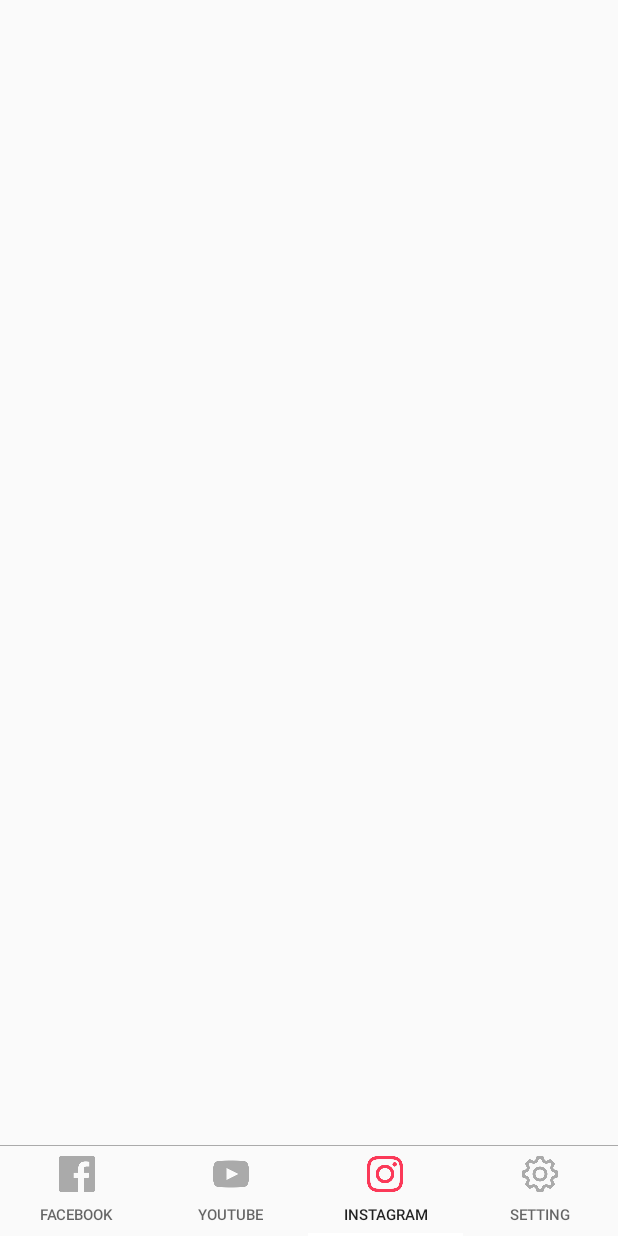
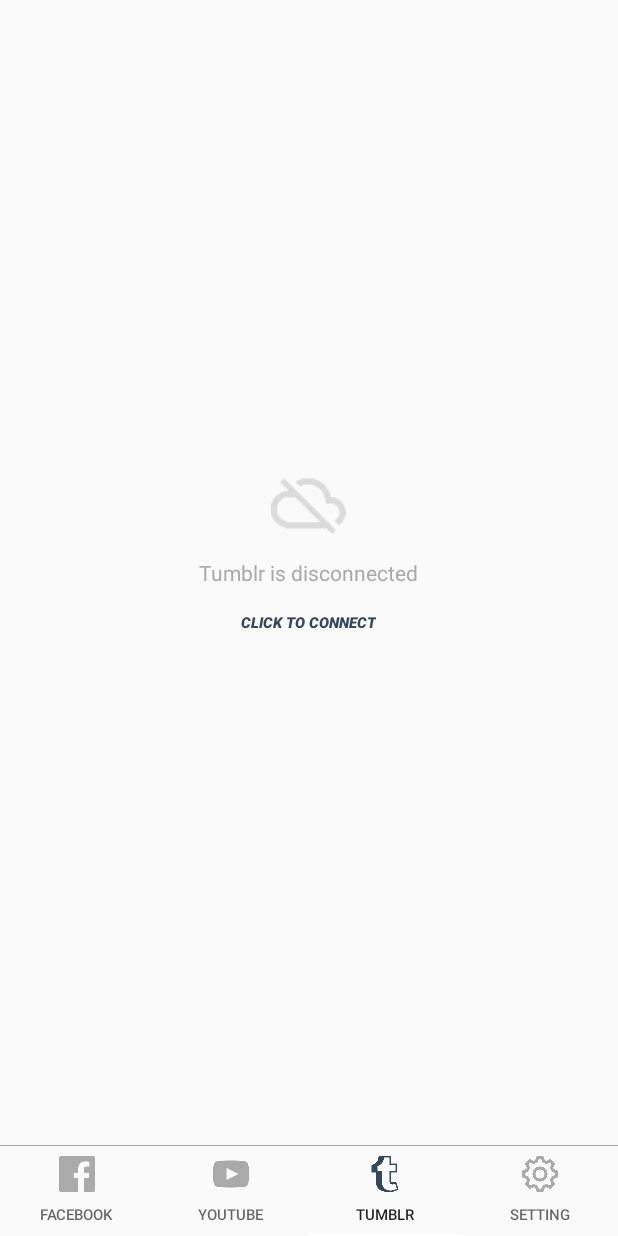
Before and after one commit to Ted1021/Favo, an Android app: the HomeActivity screen opened directly, with no data from a screen before it, item 3 of the bottom bar chosen, on a phone screen of 412 x 824 dp. Run offline under Robolectric (Android 15) with nearby library versions, the phone set to English and light mode, and no system bars; libraries missing offline, so code that uses them is left out: com.facebook, com.facebook.login, com.google.api.client, com.google.api.services; pictures from the network do not load; 3 statements that could not run were skipped.

Commit message:
Add UI
- Tumblr UI init

```diff
--- a/app/src/main/java/taewon/navercorp/integratedsns/facebook/FacebookListAdapter.java
+++ b/app/src/main/java/taewon/navercorp/integratedsns/facebook/FacebookListAdapter.java
@@ -87,7 +87,7 @@
         } catch (Exception e) {
 
             e.printStackTrace();
-            Log.e("ERROR_FACEBOOK", "Facebook List Adapter >>>>> fail to load json object");
+            Log.e("ERROR_FACEBOOK", "Facebook List Adapter >>>>> fail to load json object "+position);
         }
     }
 
--- a/app/src/main/java/taewon/navercorp/integratedsns/home/HomeActivity.java
+++ b/app/src/main/java/taewon/navercorp/integratedsns/home/HomeActivity.java
@@ -40,7 +40,7 @@
 import taewon.navercorp.integratedsns.R;
 import taewon.navercorp.integratedsns.facebook.FacebookFragment;
 import taewon.navercorp.integratedsns.facebook.OnRequestFacebookTokenListener;
-import taewon.navercorp.integratedsns.instagram.InstagramFragment;
+import taewon.navercorp.integratedsns.tumblr.TumblrFragment;
 import taewon.navercorp.integratedsns.settings.SettingsFragment;
 import taewon.navercorp.integratedsns.youtube.OnRequestYoutubeTokenListener;
 import taewon.navercorp.integratedsns.youtube.YoutubeFragment;
@@ -77,7 +77,7 @@
     // fragment index
     private static final int TAB_FACEBOOK = 0;
     private static final int TAB_YOUTUBE = 1;
-    private static final int TAB_INSTA = 2;
+    private static final int TAB_TUMBLR = 2;
     private static final int TAB_SETTINGS = 3;
 
     // Auth Request Code
@@ -163,8 +163,8 @@
                         tab.getIcon().setColorFilter(ContextCompat.getColor(HomeActivity.this, R.color.youtube_color), PorterDuff.Mode.SRC_IN);
                         break;
 
-                    case TAB_INSTA:
-                        tab.getIcon().setColorFilter(ContextCompat.getColor(HomeActivity.this, R.color.insta_color), PorterDuff.Mode.SRC_IN);
+                    case TAB_TUMBLR:
+                        tab.getIcon().setColorFilter(ContextCompat.getColor(HomeActivity.this, R.color.tumblr_color), PorterDuff.Mode.SRC_IN);
                         break;
 
                     case TAB_SETTINGS:
@@ -209,8 +209,8 @@
                     fragment = new YoutubeFragment();
                     break;
 
-                case TAB_INSTA:
-                    fragment = new InstagramFragment();
+                case TAB_TUMBLR:
+                    fragment = new TumblrFragment();
                     break;
 
                 case TAB_SETTINGS:
--- a/app/src/main/java/taewon/navercorp/integratedsns/login/LoginActivity.java
+++ b/app/src/main/java/taewon/navercorp/integratedsns/login/LoginActivity.java
@@ -67,6 +67,8 @@
 
         initData();
         initView();
+
+
     }
 
     private void initData() {
@@ -97,7 +99,7 @@
         mGoogleLogin = (Button) findViewById(R.id.button_google_login);
         mGoogleLogin.setOnClickListener(this);
 
-        mInstaLogin = (Button) findViewById(R.id.button_insta_login);
+        mInstaLogin = (Button) findViewById(R.id.button_tumblr_login);
         mInstaLogin.setOnClickListener(this);
     }
 
@@ -114,7 +116,7 @@
                 getGoogleToken();
                 break;
 
-            case R.id.button_insta_login:
+            case R.id.button_tumblr_login:
                 break;
         }
     }
--- a/app/src/main/res/layout/activity_home.xml
+++ b/app/src/main/res/layout/activity_home.xml
@@ -45,8 +45,8 @@
         <android.support.design.widget.TabItem
             android:layout_width="wrap_content"
             android:layout_height="wrap_content"
-            android:icon="@drawable/instgram_icon"
-            android:text="Instagram" />
+            android:icon="@drawable/tumblr_icon"
+            android:text="Tumblr" />
 
         <android.support.design.widget.TabItem
             android:id="@+id/tabItem"
--- a/app/src/main/res/layout/activity_login.xml
+++ b/app/src/main/res/layout/activity_login.xml
@@ -19,19 +19,19 @@
         android:id="@+id/button_google_login"
         android:layout_width="200dp"
         android:layout_height="40dp"
-        android:layout_above="@+id/button_insta_login"
+        android:layout_above="@+id/button_tumblr_login"
         android:layout_alignStart="@+id/button_fb_login"
         android:layout_marginTop="4dp"
         android:text="Connect to Google" />
 
     <Button
-        android:id="@+id/button_insta_login"
+        android:id="@+id/button_tumblr_login"
         android:layout_width="200dp"
         android:layout_height="40dp"
         android:layout_alignParentBottom="true"
         android:layout_alignStart="@+id/button_google_login"
         android:layout_marginBottom="100dp"
         android:layout_marginTop="4dp"
-        android:text="Connect to Instagram" />
+        android:text="Connect to Tumblr" />
 
 </RelativeLayout>
--- a/app/src/main/res/layout/fragment_instagram.xml
+++ /dev/null
@@ -1,7 +0,0 @@
-<FrameLayout xmlns:android="http://schemas.android.com/apk/res/android"
-    xmlns:tools="http://schemas.android.com/tools"
-    android:layout_width="match_parent"
-    android:layout_height="match_parent"
-    tools:context="taewon.navercorp.integratedsns.instagram.InstagramFragment">
-
-</FrameLayout>
--- /dev/null
+++ b/app/src/main/res/layout/fragment_tumblr.xml
@@ -0,0 +1,50 @@
+<LinearLayout xmlns:android="http://schemas.android.com/apk/res/android"
+    xmlns:tools="http://schemas.android.com/tools"
+    android:layout_width="match_parent"
+    android:layout_height="match_parent"
+    xmlns:app="http://schemas.android.com/apk/res-auto"
+    android:orientation="vertical"
+    tools:context="taewon.navercorp.integratedsns.tumblr.TumblrFragment">
+
+    <RelativeLayout
+        android:id="@+id/layout_disconnection"
+        android:layout_width="match_parent"
+        android:layout_height="match_parent">
+
+        <ImageView
+            android:id="@+id/imageView"
+            android:layout_width="50dp"
+            android:layout_height="50dp"
+            android:layout_above="@+id/textView"
+            android:layout_centerHorizontal="true"
+            android:layout_marginBottom="11dp"
+            app:srcCompat="@drawable/ic_disconnection" />
+
+        <TextView
+            android:id="@+id/textView"
+            android:layout_width="wrap_content"
+            android:layout_height="wrap_content"
+            android:layout_centerHorizontal="true"
+            android:layout_centerVertical="true"
+            android:text="Tumblr is disconnected"
+            android:textColor="@color/lightGray" />
+
+        <Button
+            android:id="@+id/button_connect_tumblr"
+            style="@style/Widget.AppCompat.Button.Borderless"
+            android:layout_width="wrap_content"
+            android:layout_height="wrap_content"
+            android:layout_below="@+id/textView"
+            android:layout_centerHorizontal="true"
+            android:text="click to connect"
+            android:textAppearance="@style/CustomTabItemTextSize"
+            android:textColor="@color/tumblr_color"
+            android:textStyle="bold|italic" />
+    </RelativeLayout>
+
+    <android.support.v7.widget.RecyclerView
+        android:id="@+id/recyclerView_tumblr"
+        android:layout_width="match_parent"
+        android:layout_height="match_parent" />
+
+</LinearLayout>
--- /dev/null
+++ b/app/src/main/res/layout/item_tumblr_list.xml
@@ -0,0 +1,6 @@
+<?xml version="1.0" encoding="utf-8"?>
+<LinearLayout xmlns:android="http://schemas.android.com/apk/res/android"
+    android:layout_width="match_parent"
+    android:layout_height="match_parent">
+
+</LinearLayout>
--- a/app/src/main/res/values/colors.xml
+++ b/app/src/main/res/values/colors.xml
@@ -4,10 +4,16 @@
     <color name="colorPrimaryDark">#303F9F</color>
     <color name="colorAccent">#FF4081</color>
 
+    <color name="appColor">#36465d</color>
+    <color name="appColorDark">#2F3D51</color>
+    <color name="appColorHighlight">#0A2939</color>
+
     <color name="facebook_color">#3b5998</color>
     <color name="youtube_color">#cc181e</color>
     <color name="insta_color">#fb3958</color>
+    <color name="tumblr_color">#36465d</color>
     <color name="settings_color">#000</color>
+
     <color name="unselected_color">#aaaaaa</color>
     <color name="lightGray">#aaaaaa</color>
     <color name="transparent_dark">#8e8e8e</color>
```
Also changed, not shown: app/src/main/java/taewon/navercorp/integratedsns/instagram/InstagramFragment.java (deleted, +0 -30 lines), app/src/main/java/taewon/navercorp/integratedsns/tumblr/TumblrFragment.java (added, +85 -0 lines), app/src/main/java/taewon/navercorp/integratedsns/tumblr/TumblrListAdapter.java (added, +56 -0 lines), app/src/main/java/taewon/navercorp/integratedsns/youtube/YoutubeFragment.java (+6 -3 lines), app/src/main/res/drawable/tumblr_icon.png (added).
